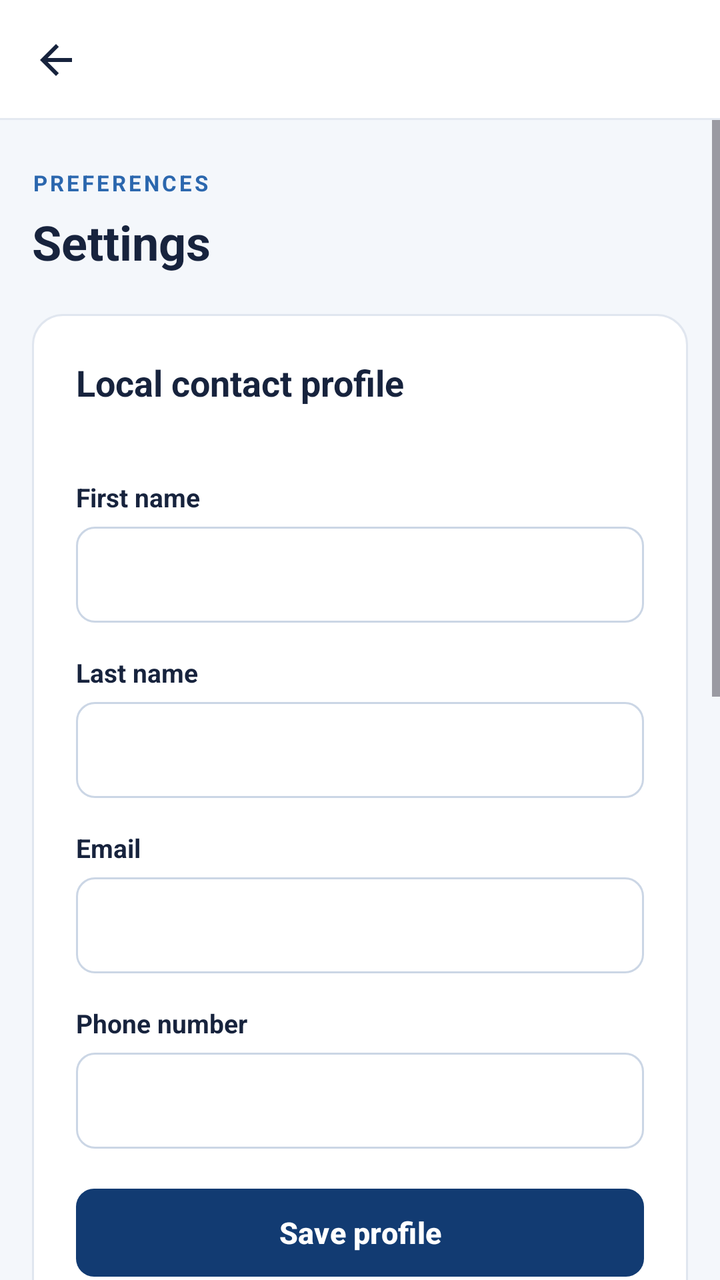
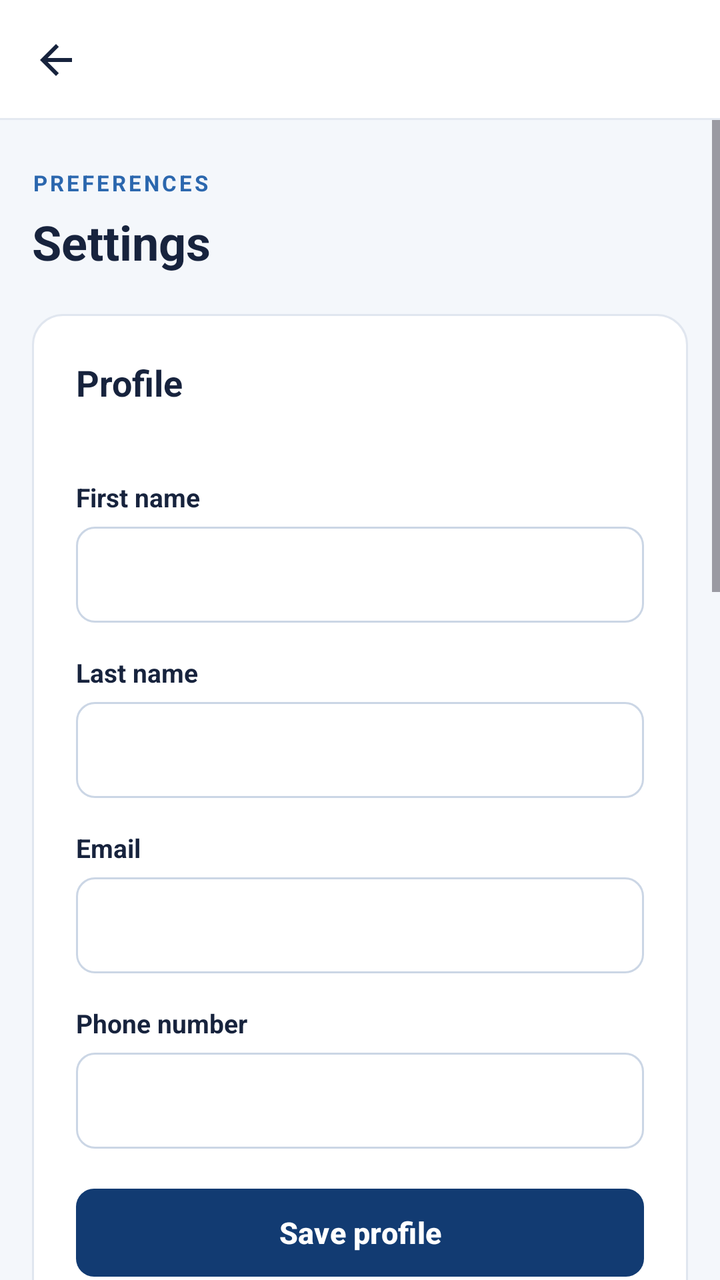

Two renders of the same Android screen: before a commit and after it. Below are the layout's source before the change and the commit's diff.
<!-- AndroidManifest.xml: application theme Theme.OnlineBankingCS160 -->
<!-- res/layout/activity_settings.xml -->
<?xml version="1.0" encoding="utf-8"?>
<LinearLayout xmlns:android="http://schemas.android.com/apk/res/android"
    android:id="@+id/main"
    android:layout_width="match_parent"
    android:layout_height="match_parent"
    android:background="@color/white"
    android:orientation="vertical">

    <include layout="@layout/view_screen_header" />

    <ScrollView
        android:id="@+id/scrollContent"
        android:layout_width="match_parent"
        android:layout_height="0dp"
        android:layout_weight="1"
        android:background="@color/page_bg"
        android:clipToPadding="false"
        android:fillViewport="true"
        android:paddingBottom="24dp">

        <LinearLayout
            android:layout_width="match_parent"
            android:layout_height="wrap_content"
            android:orientation="vertical"
            android:padding="16dp">

            <TextView
                style="@style/SectionLabel"
                android:layout_marginTop="8dp"
                android:text="PREFERENCES" />

            <TextView
                style="@style/SectionTitle"
                android:text="Settings"
                android:textSize="24sp" />

            
            <LinearLayout
                android:layout_width="match_parent"
                android:layout_height="wrap_content"
                android:layout_marginTop="20dp"
                android:background="@drawable/bg_card"
                android:orientation="vertical"
                android:padding="22dp">

                <TextView
                    style="@style/SectionTitle"
                    android:text="Local contact profile"
                    android:textSize="18sp" />

                <TextView
                    android:id="@+id/textUsername"
                    style="@style/HintText"
                    android:layout_marginTop="4dp"
                    android:layout_marginBottom="16dp" />

                <TextView
                    style="@style/FieldLabel"
                    android:labelFor="@id/editFirstName"
                    android:text="First name" />

                <EditText
                    android:id="@+id/editFirstName"
                    style="@style/FieldInput"
                    android:autofillHints="personGivenName"
                    android:inputType="textPersonName|textCapWords" />

                <TextView
                    style="@style/FieldLabel"
                    android:labelFor="@id/editLastName"
                    android:text="Last name" />

                <EditText
                    android:id="@+id/editLastName"
                    style="@style/FieldInput"
                    android:autofillHints="personFamilyName"
                    android:inputType="textPersonName|textCapWords" />

                <TextView
                    style="@style/FieldLabel"
                    android:labelFor="@id/editEmail"
                    android:text="Email" />

                <EditText
                    android:id="@+id/editEmail"
                    style="@style/FieldInput"
                    android:autofillHints="emailAddress"
                    android:inputType="textEmailAddress" />

                <TextView
                    style="@style/FieldLabel"
                    android:labelFor="@id/editPhone"
                    android:text="Phone number" />

                <EditText
                    android:id="@+id/editPhone"
                    style="@style/FieldInput"
                    android:autofillHints="phone"
                    android:inputType="phone" />

                <TextView
                    android:id="@+id/textProfileError"
                    style="@style/ErrorText" />

                <Button
                    android:id="@+id/buttonSaveProfile"
                    style="@style/PrimaryButton"
                    android:text="Save profile" />
            </LinearLayout>

            
            <LinearLayout
                android:layout_width="match_parent"
                android:layout_height="wrap_content"
                android:layout_marginTop="18dp"
                android:background="@drawable/bg_card"
                android:orientation="vertical"
                android:padding="22dp">

                <TextView
                    style="@style/SectionTitle"
                    android:layout_marginBottom="16dp"
                    android:text="Reset password"
                    android:textSize="18sp" />

                <TextView
                    style="@style/HintText"
                    android:text="Reset your sign-in password through the email sent by Auth0." />

                <Button
                    android:id="@+id/buttonChangePassword"
                    style="@style/PrimaryButton"
                    android:text="Reset password" />
            </LinearLayout>

            
            <LinearLayout
                android:layout_width="match_parent"
                android:layout_height="wrap_content"
                android:layout_marginTop="18dp"
                android:background="@drawable/bg_card"
                android:gravity="center_vertical"
                android:orientation="horizontal"
                android:padding="22dp">

                <LinearLayout
                    android:layout_width="0dp"
                    android:layout_height="wrap_content"
                    android:layout_marginEnd="12dp"
                    android:layout_weight="1"
                    android:orientation="vertical">

                    <TextView
                        android:layout_width="wrap_content"
                        android:layout_height="wrap_content"
                        android:text="Transaction alerts"
                        android:textColor="@color/text_dark"
                        android:textSize="15sp"
                        android:textStyle="bold" />

                    <TextView
                        style="@style/HintText"
                        android:layout_marginTop="2dp"
                        android:text="Show a message when a scheduled bill is paid or fails." />
                </LinearLayout>

                <com.google.android.material.materialswitch.MaterialSwitch
                    android:id="@+id/switchAlerts"
                    android:layout_width="wrap_content"
                    android:layout_height="wrap_content"
                    android:contentDescription="Transaction alerts" />
            </LinearLayout>

            
            <LinearLayout
                android:layout_width="match_parent"
                android:layout_height="wrap_content"
                android:layout_marginTop="18dp"
                android:background="@drawable/bg_card"
                android:orientation="vertical"
                android:padding="22dp">

                <TextView
                    style="@style/SectionTitle"
                    android:text="Delete profile"
                    android:textSize="18sp" />

                <TextView
                    style="@style/HintText"
                    android:layout_marginTop="4dp"
                    android:layout_marginBottom="12dp"
                    android:text="Contact your bank to request account deletion. This local client cannot delete your Auth0 account."
                    android:textSize="13sp" />

                <Button
                    android:id="@+id/buttonDeleteProfile"
                    style="@style/OutlineButton"
                    android:layout_width="match_parent"
                    android:text="Account deletion information"
                    android:textColor="@color/error_red" />
            </LinearLayout>
        </LinearLayout>
    </ScrollView>
</LinearLayout>
<!-- res/layout/view_screen_header.xml (included above) -->
<?xml version="1.0" encoding="utf-8"?>
<LinearLayout xmlns:android="http://schemas.android.com/apk/res/android"
    xmlns:app="http://schemas.android.com/apk/res-auto"
    android:layout_width="match_parent"
    android:layout_height="60dp"
    android:background="@drawable/bg_navbar"
    android:gravity="center_vertical"
    android:orientation="horizontal"
    android:paddingStart="4dp"
    android:paddingEnd="16dp">

    <ImageButton
        android:id="@+id/buttonBack"
        android:layout_width="48dp"
        android:layout_height="48dp"
        android:background="?attr/selectableItemBackgroundBorderless"
        android:contentDescription="Back"
        android:padding="12dp"
        android:src="@drawable/ic_arrow_back"
        app:tint="@color/text_dark" />

    <TextView
        android:id="@+id/headerTitle"
        android:layout_width="0dp"
        android:layout_height="wrap_content"
        android:layout_marginStart="8dp"
        android:layout_weight="1"
        android:ellipsize="end"
        android:maxLines="1"
        android:textColor="@color/text_dark"
        android:textSize="18sp"
        android:textStyle="bold" />
</LinearLayout>
<!-- resources referenced by this layout -->
<resources>
  <color name="error_red">#B3261E</color>
  <color name="page_bg">#F4F7FB</color>
  <color name="text_dark">#17233D</color>
  <color name="white">#FFFFFFFF</color>
  <!-- drawable bg_card (drawable) -->
  <?xml version="1.0" encoding="utf-8"?>
  <shape xmlns:android="http://schemas.android.com/apk/res/android"
      android:shape="rectangle">
      <solid android:color="@color/card_bg" />
      <stroke android:width="1dp" android:color="@color/card_border" />
      <corners android:radius="15dp" />
  </shape>
  <!-- drawable bg_navbar (drawable) -->
  <?xml version="1.0" encoding="utf-8"?>
  <layer-list xmlns:android="http://schemas.android.com/apk/res/android">
      <item>
          <shape android:shape="rectangle">
              <solid android:color="@color/nav_border" />
          </shape>
      </item>
      <item android:bottom="1dp">
          <shape android:shape="rectangle">
              <solid android:color="@color/white" />
          </shape>
      </item>
  </layer-list>
  <!-- drawable ic_arrow_back (drawable) -->
  <?xml version="1.0" encoding="utf-8"?>
  <vector xmlns:android="http://schemas.android.com/apk/res/android"
      android:width="24dp"
      android:height="24dp"
      android:viewportWidth="24"
      android:viewportHeight="24">
      <path
          android:fillColor="#FF000000"
          android:pathData="M20,11H7.83l5.59,-5.59L12,4l-8,8 8,8 1.41,-1.41L7.83,13H20v-2z" />
  </vector>
  <style name="ErrorText">
          <item name="android:layout_width">match_parent</item>
          <item name="android:layout_height">wrap_content</item>
          <item name="android:layout_marginBottom">12dp</item>
          <item name="android:textColor">@color/error_red</item>
          <item name="android:textSize">13sp</item>
          <item name="android:visibility">gone</item>
      </style>
  <style name="FieldLabel">
          <item name="android:layout_width">match_parent</item>
          <item name="android:layout_height">wrap_content</item>
          <item name="android:layout_marginBottom">6dp</item>
          <item name="android:textColor">@color/text_dark</item>
          <item name="android:textSize">13sp</item>
          <item name="android:textStyle">bold</item>
      </style>
  <style name="HintText">
          <item name="android:layout_width">match_parent</item>
          <item name="android:layout_height">wrap_content</item>
          <item name="android:textColor">@color/text_label</item>
          <item name="android:textSize">12sp</item>
      </style>
  <style name="SectionLabel">
          <item name="android:layout_width">wrap_content</item>
          <item name="android:layout_height">wrap_content</item>
          <item name="android:layout_marginBottom">6dp</item>
          <item name="android:letterSpacing">0.12</item>
          <item name="android:textColor">@color/label_blue</item>
          <item name="android:textSize">11sp</item>
          <item name="android:textStyle">bold</item>
      </style>
  <style name="SectionTitle">
          <item name="android:layout_width">wrap_content</item>
          <item name="android:layout_height">wrap_content</item>
          <item name="android:textColor">@color/text_dark</item>
          <item name="android:textSize">21sp</item>
          <item name="android:textStyle">bold</item>
      </style>
  <style name="Theme.OnlineBankingCS160" parent="Base.Theme.OnlineBankingCS160" />
  <color name="card_bg">#FFFFFF</color>
  <color name="card_border">#E0E6EF</color>
  <color name="nav_border">#E4E9F1</color>
  <color name="text_muted">#8B96A8</color>
  <color name="text_label">#8994A5</color>
  <color name="navy">#123B72</color>
  <color name="avatar_bg">#EAF1FB</color>
  <color name="input_border">#CBD6E5</color>
  <color name="label_blue">#2B67AE</color>
  <style name="Base.Theme.OnlineBankingCS160" parent="Theme.Material3.DayNight.NoActionBar">
          
          
      </style>
  <!-- unchanged entries left out for length: 4 -->
</resources>

<!-- the commit's change to res/layout/activity_settings.xml (unified diff, before → after) -->
@@ -45,7 +45,7 @@
 
                 <TextView
                     style="@style/SectionTitle"
-                    android:text="Local contact profile"
+                    android:text="Profile"
                     android:textSize="18sp" />
 
                 <TextView
@@ -120,17 +120,51 @@
                 <TextView
                     style="@style/SectionTitle"
                     android:layout_marginBottom="16dp"
-                    android:text="Reset password"
+                    android:text="Change password"
                     android:textSize="18sp" />
 
                 <TextView
-                    style="@style/HintText"
-                    android:text="Reset your sign-in password through the email sent by Auth0." />
+                    style="@style/FieldLabel"
+                    android:labelFor="@id/editCurrentPassword"
+                    android:text="Current password" />
+
+                <EditText
+                    android:id="@+id/editCurrentPassword"
+                    style="@style/FieldInput"
+                    android:autofillHints="password"
+                    android:inputType="textPassword" />
+
+                <TextView
+                    style="@style/FieldLabel"
+                    android:labelFor="@id/editNewPassword"
+                    android:text="New password" />
+
+                <EditText
+                    android:id="@+id/editNewPassword"
+                    style="@style/FieldInput"
+                    android:autofillHints="newPassword"
+                    android:hint="At least 8 characters"
+                    android:inputType="textPassword" />
+
+                <TextView
+                    style="@style/FieldLabel"
+                    android:labelFor="@id/editConfirmPassword"
+                    android:text="Confirm new password" />
+
+                <EditText
+                    android:id="@+id/editConfirmPassword"
+                    style="@style/FieldInput"
+                    android:autofillHints="newPassword"
+                    android:inputType="textPassword" />
+
+                <TextView
+                    android:id="@+id/textPasswordError"
+                    style="@style/ErrorText" />
 
                 <Button
                     android:id="@+id/buttonChangePassword"
                     style="@style/PrimaryButton"
-                    android:text="Reset password" />
+                    android:text="Change password" />
             </LinearLayout>
 
             
@@ -189,14 +223,14 @@
                     style="@style/HintText"
                     android:layout_marginTop="4dp"
                     android:layout_marginBottom="12dp"
-                    android:text="Contact your bank to request account deletion. This local client cannot delete your Auth0 account."
+                    android:text="Permanently removes your login, accounts, scheduled payments and history. You'll see everything that will be removed before anything is deleted."
                     android:textSize="13sp" />
 
                 <Button
                     android:id="@+id/buttonDeleteProfile"
                     style="@style/OutlineButton"
                     android:layout_width="match_parent"
-                    android:text="Account deletion information"
+                    android:text="Delete my profile"
                     android:textColor="@color/error_red" />
             </LinearLayout>
         </LinearLayout>
